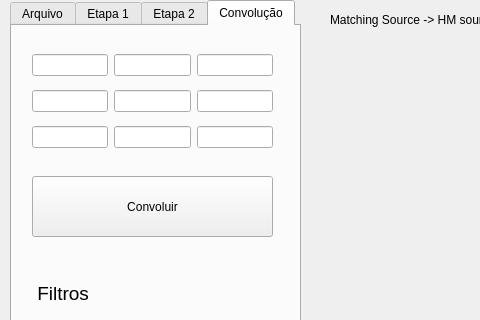
This is Photoshop/mainwindow.ui in elPedr0n/Photoshop_FPI as Qt 5 draws it before an edit; both pictures show x 0 to 480 and y 0 to 320 of the 1475 by 697 pixel window. The edited form follows.
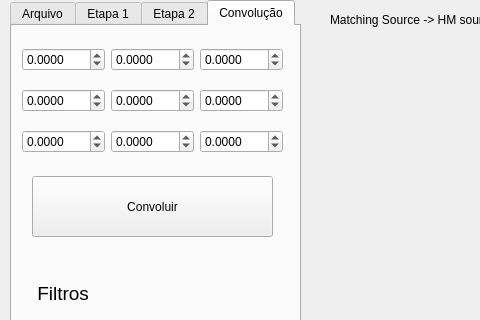
This is the edited form. The open tabs and pages were chosen to show the change.

What changed in the file:
```diff
--- a/Photoshop/mainwindow.ui
+++ b/Photoshop/mainwindow.ui
@@ -332,43 +332,129 @@
      <widget class="QWidget" name="gridLayoutWidget">
       <property name="geometry">
        <rect>
-        <x>20</x>
-        <y>20</y>
-        <width>241</width>
-        <height>111</height>
+        <x>10</x>
+        <y>10</y>
+        <width>261</width>
+        <height>131</height>
        </rect>
       </property>
       <layout class="QGridLayout" name="gridLayout">
-       <item row="2" column="4">
-        <widget class="QLineEdit" name="a12"/>
-       </item>
        <item row="0" column="2">
-        <widget class="QLineEdit" name="a00"/>
+        <widget class="QDoubleSpinBox" name="a00">
+         <property name="decimals">
+          <number>4</number>
+         </property>
+         <property name="minimum">
+          <double>-10.000000000000000</double>
+         </property>
+         <property name="maximum">
+          <double>10.000000000000000</double>
+         </property>
+        </widget>
        </item>
-       <item row="2" column="2">
-        <widget class="QLineEdit" name="a10"/>
+       <item row="2" column="3">
+        <widget class="QDoubleSpinBox" name="a11">
+         <property name="decimals">
+          <number>4</number>
+         </property>
+         <property name="minimum">
+          <double>-10.000000000000000</double>
+         </property>
+         <property name="maximum">
+          <double>10.000000000000000</double>
+         </property>
+        </widget>
        </item>
        <item row="4" column="4">
-        <widget class="QLineEdit" name="a22"/>
+        <widget class="QDoubleSpinBox" name="a22">
+         <property name="decimals">
+          <number>4</number>
+         </property>
+         <property name="minimum">
+          <double>-10.000000000000000</double>
+         </property>
+         <property name="maximum">
+          <double>10.000000000000000</double>
+         </property>
+        </widget>
+       </item>
+       <item row="2" column="2">
+        <widget class="QDoubleSpinBox" name="a10">
+         <property name="decimals">
+          <number>4</number>
+         </property>
+         <property name="minimum">
+          <double>-10.000000000000000</double>
+         </property>
+         <property name="maximum">
+          <double>10.000000000000000</double>
+         </property>
+        </widget>
        </item>
        <item row="4" column="2">
-        <widget class="QLineEdit" name="a20"/>
+        <widget class="QDoubleSpinBox" name="a20">
+         <property name="decimals">
+          <number>4</number>
+         </property>
+         <property name="minimum">
+          <double>-10.000000000000000</double>
+         </property>
+         <property name="maximum">
+          <double>10.000000000000000</double>
+         </property>
+        </widget>
        </item>
        <item row="4" column="3">
-        <widget class="QLineEdit" name="a21"/>
+        <widget class="QDoubleSpinBox" name="a21">
+         <property name="decimals">
+          <number>4</number>
+         </property>
+         <property name="minimum">
+          <double>-10.000000000000000</double>
+         </property>
+         <property name="maximum">
+          <double>10.000000000000000</double>
+         </property>
+        </widget>
        </item>
        <item row="0" column="3">
-        <widget class="QLineEdit" name="a01">
-         <property name="frame">
-          <bool>true</bool>
+        <widget class="QDoubleSpinBox" name="a01">
+         <property name="decimals">
+          <number>4</number>
+         </property>
+         <property name="minimum">
+          <double>-10.000000000000000</double>
+         </property>
+         <property name="maximum">
+          <double>10.000000000000000</double>
          </property>
         </widget>
        </item>
        <item row="0" column="4">
-        <widget class="QLineEdit" name="a02"/>
+        <widget class="QDoubleSpinBox" name="a02">
+         <property name="decimals">
+          <number>4</number>
+         </property>
+         <property name="minimum">
+          <double>-10.000000000000000</double>
+         </property>
+         <property name="maximum">
+          <double>10.000000000000000</double>
+         </property>
+        </widget>
        </item>
-       <item row="2" column="3">
-        <widget class="QLineEdit" name="a11"/>
+       <item row="2" column="4">
+        <widget class="QDoubleSpinBox" name="a12">
+         <property name="decimals">
+          <number>4</number>
+         </property>
+         <property name="minimum">
+          <double>-10.000000000000000</double>
+         </property>
+         <property name="maximum">
+          <double>10.000000000000000</double>
+         </property>
+        </widget>
        </item>
       </layout>
      </widget>
```
Left out of the diff: 4 changed lines with no effect on the pictures.
